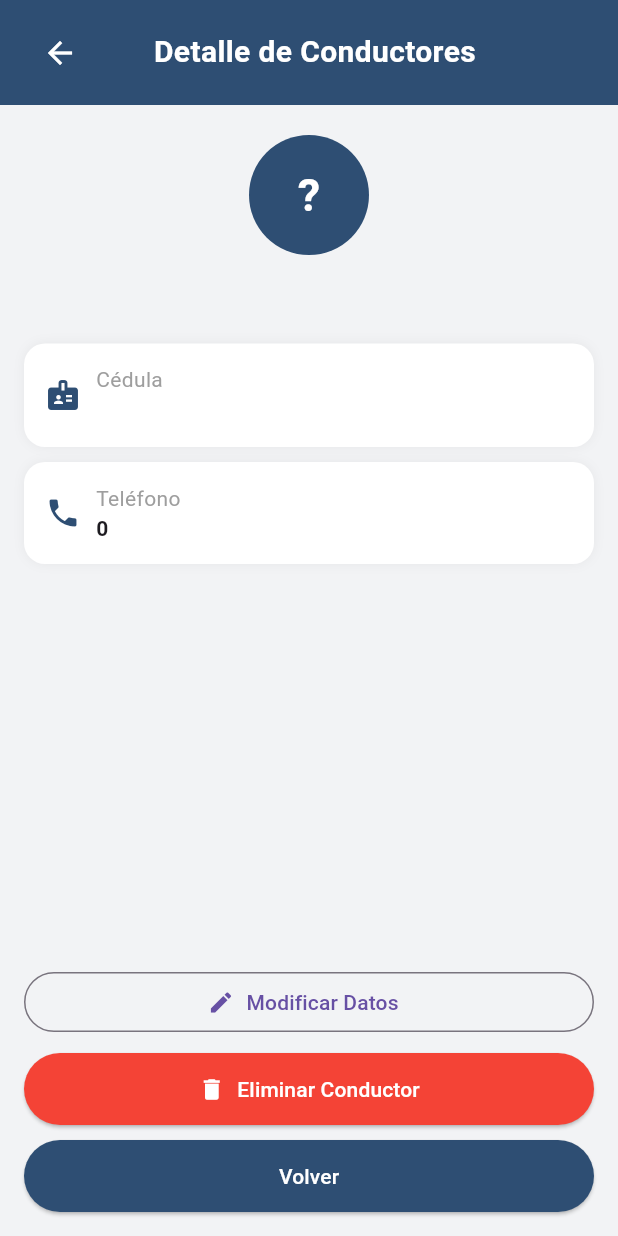
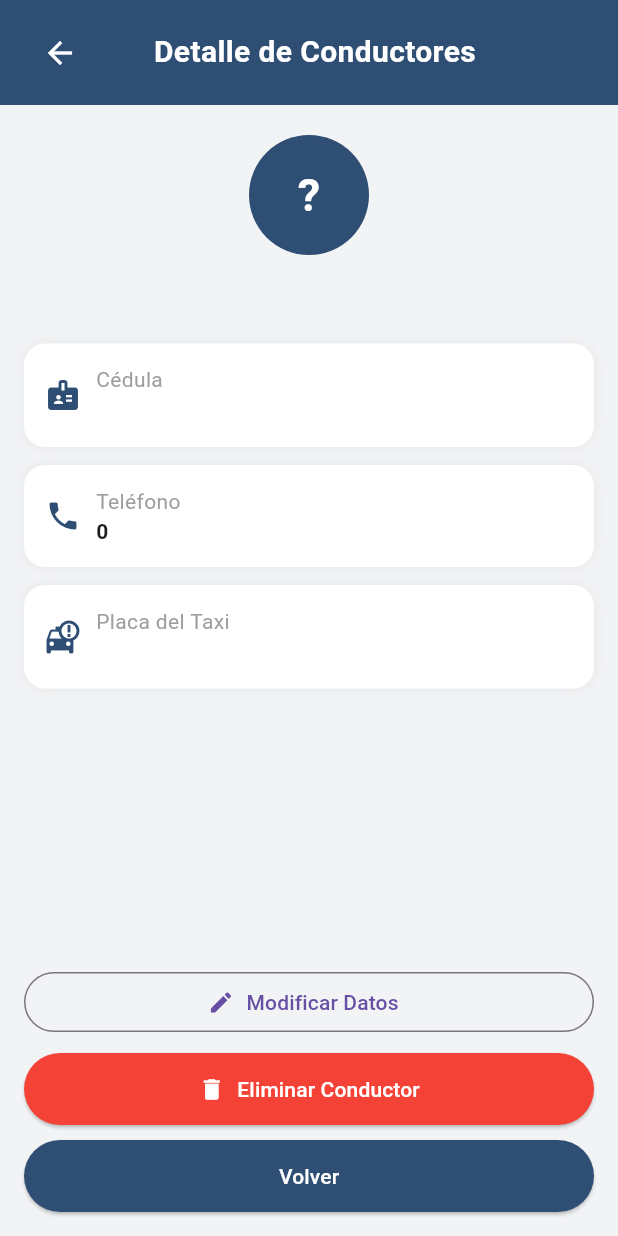
Before and after one commit to RaulCM-27/app-flutter-taxi, a Flutter app: the DetailDriverScreen screen opened directly with empty values, on a phone screen of 412 x 824 dp. Run offline on Flutter 3.47's test engine with Material 3 defaults, Android fonts, the light colour scheme and no system bars; our stand-ins replace qr_flutter, shared_preferences; accounts and stored records are empty.

```diff
--- a/lib/models/driver.dart
+++ b/lib/models/driver.dart
@@ -3,12 +3,14 @@ class Driver {
   final String nombre;
   final String cedula;
   final int? telefono;
+  final String? placaTaxi;
 
   Driver({
     this.id,
     required this.nombre,
     required this.cedula,
     this.telefono,
+    this.placaTaxi,
   });
 
   factory Driver.fromJson(Map<String, dynamic> json) {
@@ -19,6 +21,9 @@ class Driver {
       telefono: json['telefono'] != null
           ? int.parse(json['telefono'].toString())
           : null,
+      placaTaxi: json['taxi'] != null
+          ? json['taxi']['placa']
+          : null,
     );
   }
 }
--- a/lib/screens/detail_driver_screen.dart
+++ b/lib/screens/detail_driver_screen.dart
@@ -180,7 +180,7 @@ class _DetailDriverScreenState extends State<DetailDriverScreen> {
                     value: driver.cedula,
                   ),
 
-                  const SizedBox(height: 10),
+                  const SizedBox(height: 12),
 
                   InfoCard(
                     icon: Icons.phone,
@@ -190,6 +190,13 @@ class _DetailDriverScreenState extends State<DetailDriverScreen> {
                         "No disponible", // Se actualiza automáticamente
                   ),
 
+                  const SizedBox(height: 12),
+
+                  InfoCard(
+                    icon: Icons.taxi_alert,
+                    title: "Placa del Taxi",
+                    value: driver.placaTaxi ?? "No disponible",
+                  )
                 ],
               ),
             ),
--- a/pubspec.yaml
+++ b/pubspec.yaml
@@ -33,6 +33,7 @@ dependencies:
   cupertino_icons: ^1.0.8
   http: ^1.6.0
   shared_preferences: ^2.2.0
+  qr_flutter: ^4.1.0
 
 dev_dependencies:
   flutter_test:
```
Also changed, not shown: lib/screens/detail_taxi_screen.dart (+0 -10 lines), lib/screens/register_driver_screen.dart (+52 -2 lines), flutter_02.png (added), pubspec.lock.
